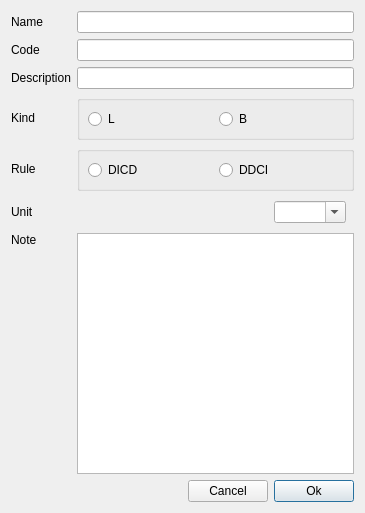
Qt form dialog/insertnode/insertnodefinance.ui (ytxerp/ytx-client) before a commit.
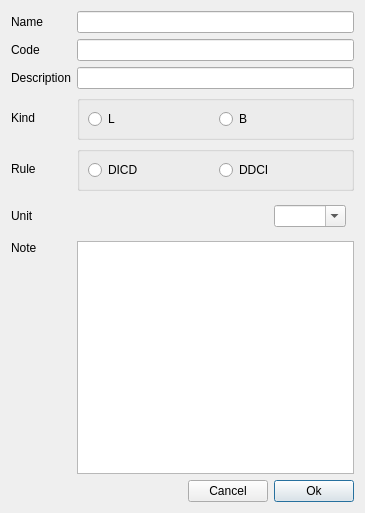
The same form after that commit. Custom widgets are drawn as their Qt base class.

The edit to the form file:
```diff
--- a/dialog/insertnode/insertnodefinance.ui
+++ b/dialog/insertnode/insertnodefinance.ui
@@ -213,13 +213,13 @@
       <number>8</number>
      </property>
      <property name="topMargin">
-      <number>4</number>
+      <number>8</number>
      </property>
      <property name="rightMargin">
       <number>8</number>
      </property>
      <property name="bottomMargin">
-      <number>4</number>
+      <number>8</number>
      </property>
      <item>
       <spacer name="horizontalSpacer_4">
```
